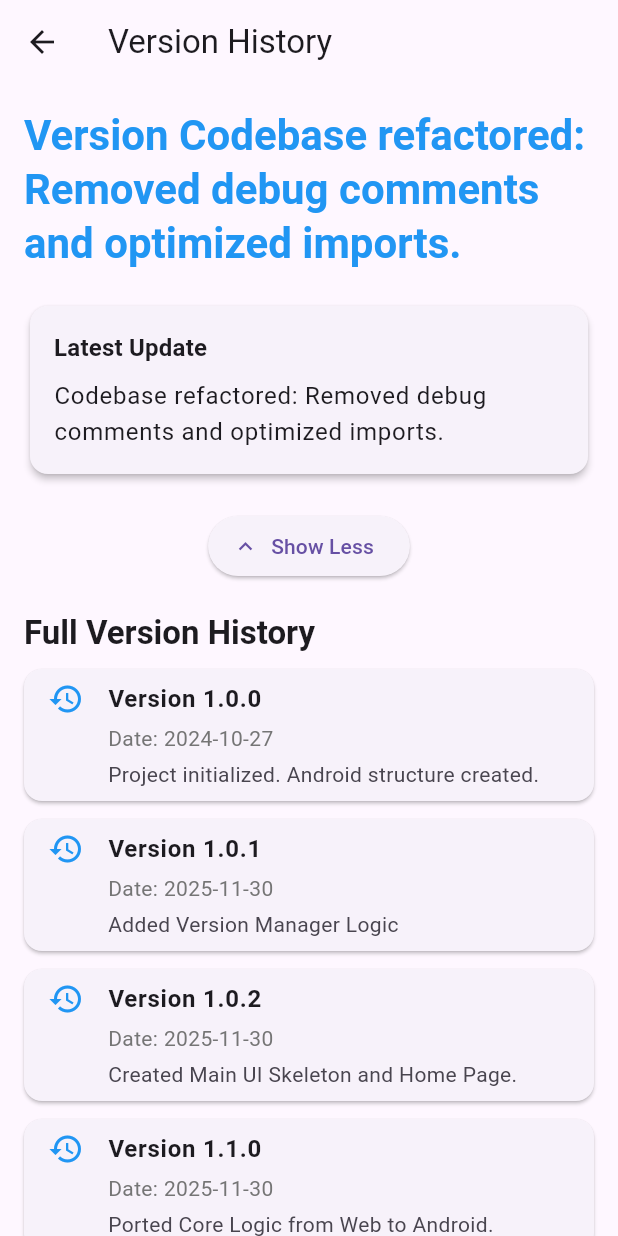
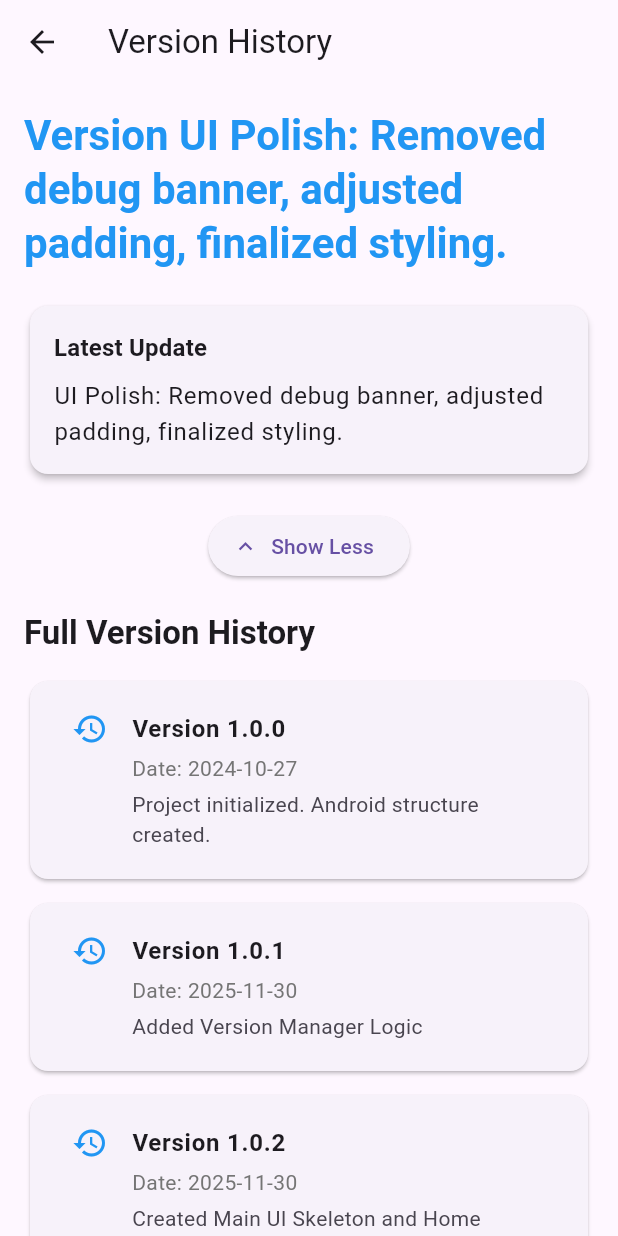
Before and after one commit to osmanghani1435/jarvis, a Flutter app: the VersionScreen screen opened directly, after a tap on "Read More", on a phone screen of 412 x 824 dp. Run offline on Flutter 3.47's test engine with Material 3 defaults, Android fonts, the phone set to English and light mode, and no system bars; our stand-ins replace google_generative_ai, shared_preferences; accounts and stored records are empty.

Commit message:
UI Polish: Removed debug banner, adjusted padding, finalized styling

```diff
--- a/mobile/assets/app_version_log.json
+++ b/mobile/assets/app_version_log.json
@@ -1,6 +1,6 @@
 {
-    "current_version": "1.2.1",
-    "last_update": "Codebase refactored: Removed debug comments and optimized imports.",
+    "current_version": "1.2.2",
+    "last_update": "UI Polish: Removed debug banner, adjusted padding, finalized styling.",
     "history": [
         {
             "version": "1.0.0",
@@ -31,6 +31,11 @@
             "version": "1.2.1",
             "date": "2025-11-30",
             "changes": "Codebase refactored: Removed debug comments and optimized imports."
+        },
+        {
+            "version": "1.2.2",
+            "date": "2025-11-30",
+            "changes": "UI Polish: Removed debug banner, adjusted padding, finalized styling."
         }
     ]
 }
--- a/mobile/lib/main.dart
+++ b/mobile/lib/main.dart
@@ -13,6 +13,7 @@ class MyApp extends StatelessWidget {
   Widget build(BuildContext context) {
     return MaterialApp(
       title: 'Jarves Pro Mobile',
+      debugShowCheckedModeBanner: false,
       theme: ThemeData(
         primarySwatch: Colors.blue,
         useMaterial3: true,
--- a/mobile/lib/version_screen.dart
+++ b/mobile/lib/version_screen.dart
@@ -39,7 +39,6 @@ class _VersionScreenState extends State<VersionScreen> {
               child: Column(
                 crossAxisAlignment: CrossAxisAlignment.start,
                 children: [
-                  // Current Version - Big Text
                   Center(
                     child: Text(
                       'Version ${_versionManager.getLatestUpdate()}',
@@ -51,7 +50,6 @@ class _VersionScreenState extends State<VersionScreen> {
                   ),
                   const SizedBox(height: 20),
 
-                  // Last Update Description
                   Card(
                     elevation: 2,
                     child: Padding(
@@ -76,7 +74,6 @@ class _VersionScreenState extends State<VersionScreen> {
                   ),
                   const SizedBox(height: 20),
 
-                  // Read More Button
                   Center(
                     child: ElevatedButton.icon(
                       onPressed: () {
@@ -90,7 +87,6 @@ class _VersionScreenState extends State<VersionScreen> {
                   ),
                   const SizedBox(height: 20),
 
-                  // Full History List (Expandable)
                   if (_showFullHistory) ...[
                     Text(
                       'Full Version History',
@@ -101,7 +97,10 @@ class _VersionScreenState extends State<VersionScreen> {
                     const SizedBox(height: 10),
                     ..._versionManager.getAllHistory().map((entry) {
                       return Card(
-                        margin: const EdgeInsets.only(bottom: 12),
+                        margin: const EdgeInsets.symmetric(vertical: 8, horizontal: 4),
+                        elevation: 1,
+                        child: Padding(
+                          padding: const EdgeInsets.all(12.0),
                           child: ListTile(
                             leading: const Icon(Icons.history, color: Colors.blue),
                             title: Text(
@@ -125,6 +124,7 @@ class _VersionScreenState extends State<VersionScreen> {
                             ),
                             isThreeLine: true,
                           ),
+                        ),
                       );
                     }).toList(),
                   ],
```
Lines whose indentation alone changed are shown as unchanged.
